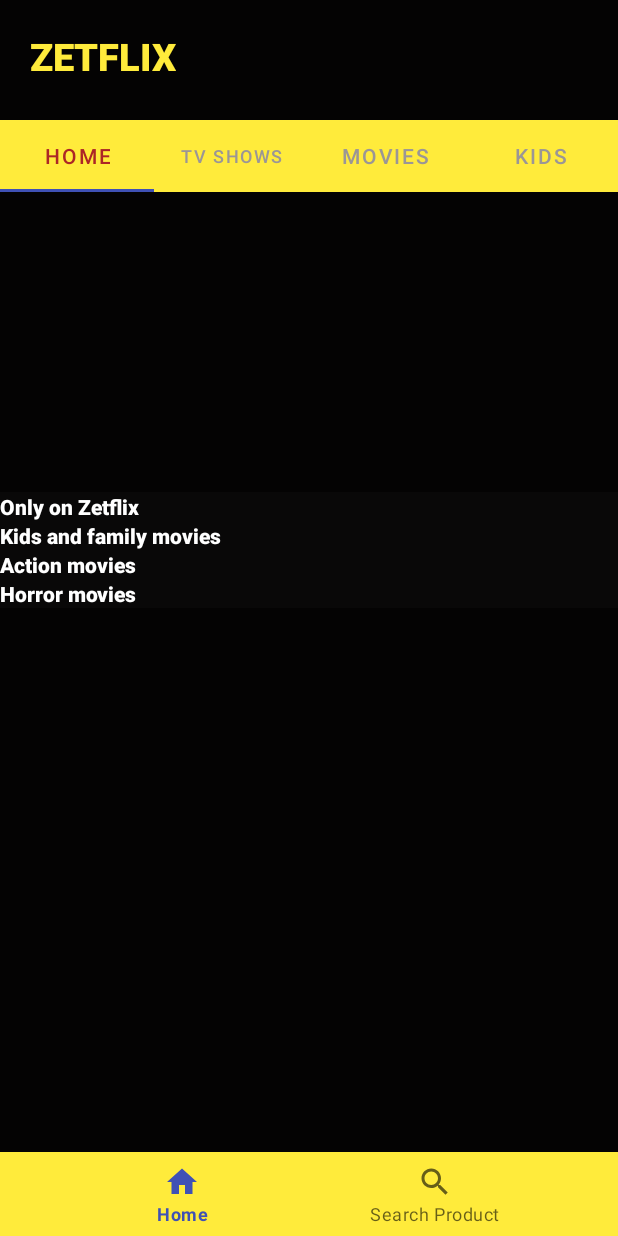
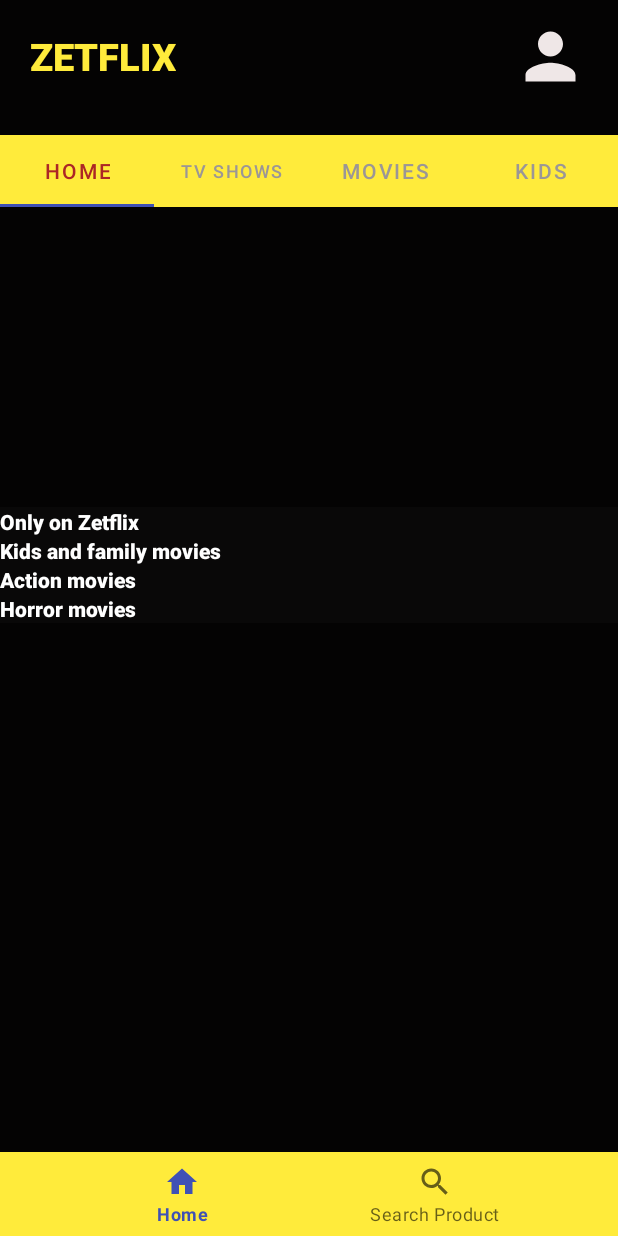
Before and after one commit to dnhthsn/MovieApp, an Android app: the FragmentHome screen opened directly, with no data from a screen before it, on a phone screen of 412 x 824 dp. Run offline under Robolectric (Android 15) with nearby library versions, the light colour scheme and no system bars; our stand-ins replace CircleImageView, Firebase (no records; nobody signed in at launch, a user with empty details on screens opened directly).

Commit message:
commit 8

```diff
--- a/app/build.gradle
+++ b/app/build.gradle
@@ -44,4 +44,5 @@ dependencies {
     implementation 'de.hdodenhof:circleimageview:3.1.0'
     implementation 'com.github.bumptech.glide:glide:4.13.0'
     annotationProcessor 'com.github.bumptech.glide:compiler:4.13.0'
+    implementation 'de.hdodenhof:circleimageview:3.1.0'
 }
--- a/app/src/main/AndroidManifest.xml
+++ b/app/src/main/AndroidManifest.xml
@@ -11,6 +11,12 @@
         android:roundIcon="@mipmap/ic_launcher_round"
         android:supportsRtl="true"
         android:theme="@style/Theme.MovieApp">
+        <activity
+            android:name=".activity.EditInformationActivity"
+            android:exported="false" />
+        <activity
+            android:name=".activity.InformationActivity"
+            android:exported="false" />
         <activity
             android:name=".activity.LoginAdminActivity"
             android:exported="false" />
--- a/app/src/main/java/com/example/movieapp/activity/LoginActivity.java
+++ b/app/src/main/java/com/example/movieapp/activity/LoginActivity.java
@@ -14,7 +14,7 @@ import android.widget.Toast;
 
 import com.example.movieapp.R;
 import com.example.movieapp.model.Users;
-import com.example.movieapp.prevalent.Prevalent;
+import com.example.movieapp.util.Prevalent;
 import com.example.movieapp.rest.Callback;
 import com.example.movieapp.rest.Repository;
 import com.example.movieapp.sharedpreferences.SharedPreference;
--- a/app/src/main/java/com/example/movieapp/adapter/SearchMovieAdapter.java
+++ b/app/src/main/java/com/example/movieapp/adapter/SearchMovieAdapter.java
@@ -17,9 +17,14 @@ import java.util.List;
 
 public class SearchMovieAdapter extends RecyclerView.Adapter<SearchMovieAdapter.SearchViewHolder> {
     private List<Movies> movies;
+    private onClickListener onClickListener;
 
     public SearchMovieAdapter(List<Movies> movies) {
         this.movies = movies;
+    }
+
+    public void setOnClickListener(onClickListener onClickListener) {
+        this.onClickListener = onClickListener;
     }
 
     @NonNull
@@ -39,7 +44,12 @@ public class SearchMovieAdapter extends RecyclerView.Adapter<SearchMovieAdapter.
         return movies.size();
     }
 
-    public class SearchViewHolder extends RecyclerView.ViewHolder {
+    public void filterList(List<Movies> filterList){
+        movies = filterList;
+        notifyDataSetChanged();
+    }
+
+    public class SearchViewHolder extends RecyclerView.ViewHolder implements View.OnClickListener{
         private ImageView movieImage;
         private TextView movieName;
         public SearchViewHolder(@NonNull View itemView) {
@@ -47,6 +57,17 @@ public class SearchMovieAdapter extends RecyclerView.Adapter<SearchMovieAdapter.
 
             movieImage = itemView.findViewById(R.id.item_image);
             movieName = itemView.findViewById(R.id.item_name);
+            itemView.setOnClickListener(this);
+        }
+
+        @Override
+        public void onClick(View view) {
+            if (onClickListener != null){
+                onClickListener.onClick(getAdapterPosition(), view);
+            }
         }
     }
+    public interface onClickListener{
+        void onClick(int position, View view);
+    }
 }
--- a/app/src/main/java/com/example/movieapp/fragment/FragmentHome.java
+++ b/app/src/main/java/com/example/movieapp/fragment/FragmentHome.java
@@ -1,9 +1,11 @@
 package com.example.movieapp.fragment;
 
+import android.content.Intent;
 import android.os.Bundle;
 import android.view.LayoutInflater;
 import android.view.View;
 import android.view.ViewGroup;
+import android.widget.ImageView;
 
 import androidx.annotation.NonNull;
 import androidx.annotation.Nullable;
@@ -13,7 +15,7 @@ import androidx.recyclerview.widget.RecyclerView;
 import androidx.viewpager.widget.ViewPager;
 
 import com.example.movieapp.R;
-import com.example.movieapp.activity.MainActivity;
+import com.example.movieapp.activity.InformationActivity;
 import com.example.movieapp.adapter.BannerMoviesPagerAdapter;
 import com.example.movieapp.adapter.MainRecyclerAdapter;
 import com.example.movieapp.model.AllCategory;
@@ -31,6 +33,7 @@ public class FragmentHome extends Fragment {
     private TabLayout indicatorTab, categoryTab;
     private ViewPager bannerMoviesViewPager;
     private RecyclerView mainRecycler;
+    private ImageView information;
 
     private MainRecyclerAdapter mainRecyclerAdapter;
     private BannerMoviesPagerAdapter bannerMoviesPagerAdapter;
@@ -57,6 +60,7 @@ public class FragmentHome extends Fragment {
         categoryTab = view.findViewById(R.id.tablayout);
         bannerMoviesViewPager = view.findViewById(R.id.banner_ViewPager);
         mainRecycler = view.findViewById(R.id.main_recycler);
+        information = view.findViewById(R.id.information);
 
         homeBanners = new ArrayList<>();
         tvShowBanners = new ArrayList<>();
@@ -138,6 +142,14 @@ public class FragmentHome extends Fragment {
         });
 
         setMainRecycler(allCategories);
+
+        information.setOnClickListener(new View.OnClickListener() {
+            @Override
+            public void onClick(View view) {
+                Intent intent = new Intent(getContext(), InformationActivity.class);
+                startActivity(intent);
+            }
+        });
     }
 
     private void setBannerMoviesPagerAdapter(List<Movies> movies) {
--- a/app/src/main/java/com/example/movieapp/fragment/FragmentSearch.java
+++ b/app/src/main/java/com/example/movieapp/fragment/FragmentSearch.java
@@ -1,5 +1,6 @@
 package com.example.movieapp.fragment;
 
+import android.content.Intent;
 import android.os.Bundle;
 import android.view.LayoutInflater;
 import android.view.View;
@@ -13,21 +14,25 @@ import androidx.recyclerview.widget.LinearLayoutManager;
 import androidx.recyclerview.widget.RecyclerView;
 
 import com.example.movieapp.R;
+import com.example.movieapp.activity.MovieDetails;
 import com.example.movieapp.adapter.SearchMovieAdapter;
 import com.example.movieapp.model.Movies;
 import com.example.movieapp.rest.Callback;
 import com.example.movieapp.rest.Repository;
+import com.example.movieapp.util.Const;
 
 import java.util.ArrayList;
 import java.util.List;
+import java.util.Locale;
 
-public class FragmentSearch extends Fragment {
+public class FragmentSearch extends Fragment implements SearchMovieAdapter.onClickListener{
     private SearchView searchMovie;
     private RecyclerView movieLists;
 
     private Repository repository;
     private SearchMovieAdapter searchMovieAdapter;
     private List<Movies> movies;
+    private List<Movies> filter;
 
     @Nullable
     @Override
@@ -44,7 +49,7 @@ public class FragmentSearch extends Fragment {
         movieLists = view.findViewById(R.id.movie_list);
 
         movies = new ArrayList<>();
-        searchMovieAdapter = new SearchMovieAdapter(movies);
+        filter = new ArrayList<>();
 
         repository = new Repository();
         repository.getMovie(new Callback() {
@@ -59,7 +64,43 @@ public class FragmentSearch extends Fragment {
         });
 
         RecyclerView.LayoutManager layoutManager = new LinearLayoutManager(getContext(), RecyclerView.VERTICAL, false);
+        searchMovieAdapter = new SearchMovieAdapter(movies);
+        searchMovieAdapter.setOnClickListener(this);
         movieLists.setLayoutManager(layoutManager);
         movieLists.setAdapter(searchMovieAdapter);
+
+        searchMovie.setOnQueryTextListener(new SearchView.OnQueryTextListener() {
+            @Override
+            public boolean onQueryTextSubmit(String s) {
+                return false;
+            }
+
+            @Override
+            public boolean onQueryTextChange(String s) {
+                filter.clear();
+                repository.getMovie(new Callback() {
+                    @Override
+                    public void getMovie(List<Movies> list) {
+                        super.getMovie(list);
+                        for (Movies movie : list){
+                            if(movie.getName().toLowerCase().contains(s.toLowerCase())){
+                                filter.add(movie);
+                            }
+                            searchMovieAdapter.filterList(filter);
+                        }
+                    }
+                });
+                return true;
+            }
+        });
+    }
+
+    @Override
+    public void onClick(int position, View view) {
+        Intent intent = new Intent(getContext(), MovieDetails.class);
+        intent.putExtra(Const.Sender.movieName, movies.get(position).getName());
+        intent.putExtra(Const.Sender.movieImageUrl, movies.get(position).getImage());
+        intent.putExtra(Const.Sender.movieFile, movies.get(position).getVideo());
+        startActivity(intent);
     }
 }
--- a/app/src/main/java/com/example/movieapp/prevalent/Prevalent.java
+++ b/app/src/main/java/com/example/movieapp/util/Prevalent.java
@@ -1,4 +1,4 @@
-package com.example.movieapp.prevalent;
+package com.example.movieapp.util;
 
 import com.example.movieapp.model.Users;
 
--- /dev/null
+++ b/app/src/main/res/drawable/ic_baseline_person_24.xml
@@ -0,0 +1,5 @@
+<vector android:height="24dp" android:tint="#EFE7E7"
+    android:viewportHeight="24" android:viewportWidth="24"
+    android:width="24dp" xmlns:android="http://schemas.android.com/apk/res/android">
+    <path android:fillColor="@android:color/white" android:pathData="M12,12c2.21,0 4,-1.79 4,-4s-1.79,-4 -4,-4 -4,1.79 -4,4 1.79,4 4,4zM12,14c-2.67,0 -8,1.34 -8,4v2h16v-2c0,-2.66 -5.33,-4 -8,-4z"/>
+</vector>
--- a/app/src/main/res/layout/fragment_home.xml
+++ b/app/src/main/res/layout/fragment_home.xml
@@ -18,15 +18,34 @@
         app:layout_constraintLeft_toLeftOf="parent"
         app:layout_constraintTop_toTopOf="parent" />
 
+    <de.hdodenhof.circleimageview.CircleImageView
+        android:id="@+id/information"
+        android:layout_width="50dp"
+        android:layout_height="50dp"
+        android:layout_marginRight="20dp"
+        android:src="@drawable/ic_baseline_person_24"
+        app:layout_constraintBottom_toBottomOf="@id/text_title"
+        app:layout_constraintRight_toRightOf="parent"
+        app:layout_constraintTop_toTopOf="@id/text_title" />
+
+    <ScrollView
+        android:layout_width="match_parent"
+        android:layout_height="0dp"
+        android:layout_marginTop="10dp"
+        app:layout_constraintBottom_toBottomOf="parent"
+        app:layout_constraintTop_toBottomOf="@id/text_title">
+
+        <LinearLayout
+            android:layout_width="match_parent"
+            android:layout_height="wrap_content"
+            android:orientation="vertical">
+
             <com.google.android.material.tabs.TabLayout
                 android:id="@+id/tablayout"
                 android:layout_width="match_parent"
                 android:layout_height="wrap_content"
                 android:layout_marginTop="25dp"
                 android:background="@color/yellow"
-        app:layout_constraintLeft_toLeftOf="parent"
-        app:layout_constraintRight_toRightOf="parent"
-        app:layout_constraintTop_toBottomOf="@id/text_title"
                 app:tabSelectedTextColor="#AC2626"
                 app:tabTextColor="#9B9696">
 
@@ -56,10 +75,7 @@
             <RelativeLayout
                 android:id="@+id/relative1"
                 android:layout_width="match_parent"
-        android:layout_height="200dp"
-        app:layout_constraintLeft_toLeftOf="parent"
-        app:layout_constraintRight_toRightOf="parent"
-        app:layout_constraintTop_toBottomOf="@id/tablayout">
+                android:layout_height="200dp">
 
                 <androidx.viewpager.widget.ViewPager
                     android:id="@+id/banner_ViewPager"
@@ -77,16 +93,15 @@
                     app:tabIndicatorHeight="0dp"
                     app:tabMaxWidth="15dp" />
 
-
             </RelativeLayout>
 
             <androidx.recyclerview.widget.RecyclerView
                 android:id="@+id/main_recycler"
-        android:layout_width="0dp"
-        android:layout_height="0dp"
-        app:layout_constraintBottom_toBottomOf="parent"
-        app:layout_constraintLeft_toLeftOf="parent"
-        app:layout_constraintRight_toRightOf="parent"
-        app:layout_constraintTop_toBottomOf="@id/relative1" />
+                android:layout_width="match_parent"
+                android:layout_height="wrap_content" />
+
+        </LinearLayout>
+
+    </ScrollView>
 
 </androidx.constraintlayout.widget.ConstraintLayout>
```
Also changed, not shown: app/src/main/java/com/example/movieapp/activity/EditInformationActivity.java (added, +16 -0 lines), app/src/main/java/com/example/movieapp/activity/InformationActivity.java (added, +58 -0 lines), app/src/main/java/com/example/movieapp/model/CategoryItem.java (+0 -12 lines), app/src/main/res/layout/activity_edit_information.xml (added, +9 -0 lines), app/src/main/res/layout/activity_information.xml (added, +84 -0 lines). Lines whose indentation alone changed are shown as unchanged.
